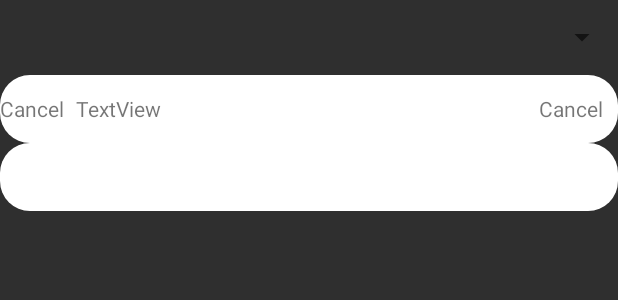
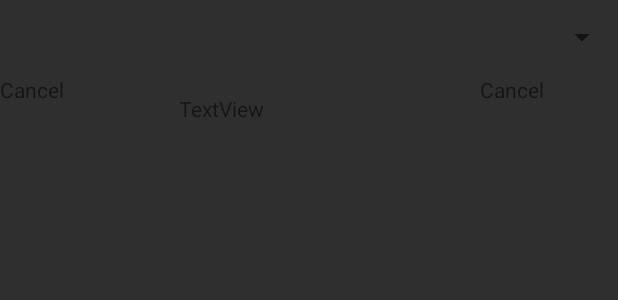
Before and after one commit to ClearHall/SkyMobile_Android, an Android app: the layout progress_report_view.xml on its own in the app's theme, with its tools: preview values and no code run, on a phone screen of 412 x 824 dp. Shown: the top 300 px of the screen. Run offline under Robolectric (Android 15) with nearby library versions, the phone set to English and light mode, and no system bars.

Commit message:
Much Sexy and Much Coloful

```diff
--- a/app/src/main/res/drawable/rounded_row.xml
+++ b/app/src/main/res/drawable/rounded_row.xml
@@ -1,6 +1,5 @@
 <?xml version="1.0" encoding="UTF-8"?>
-<shape xmlns:android="http://schemas.android.com/apk/res/android">
-    <solid android:color="#FFFF"/>
-    <corners android:radius="30px"/>
+<shape xmlns:android="http://schemas.android.com/apk/res/android">>
+    <corners android:radius="7dp"/>
     <padding android:left="0dp" android:top="0dp" android:right="0dp" android:bottom="0dp" />
 </shape>
--- a/app/src/main/res/layout/progress_report_view.xml
+++ b/app/src/main/res/layout/progress_report_view.xml
@@ -13,29 +13,33 @@
             <Spinner
                     android:layout_width="match_parent"
                     android:layout_height="50dp" android:id="@+id/selectable_terms"
-                    android:textColor="@android:color/white" android:spinnerMode="dropdown"/>
+                    android:textColor="@android:color/white" android:spinnerMode="dropdown"
+                    style="@style/SpinnerTheme"/>
             <TableLayout
                     android:layout_width="match_parent"
-                    android:layout_height="fill_parent" android:id="@+id/GradesTable">
+                    android:layout_height="fill_parent" android:id="@+id/GradesTable"
+                    android:stretchColumns="0,1,2">
 
                 <TableRow android:layout_width="wrap_content"
                           android:background="@drawable/rounded_row" android:layout_height="fill_parent"
                           android:minHeight="45dp">
                     <TextView
                             android:text="TextView"
-                            android:layout_width="45dp"
+                            android:layout_width="18dp"
                             android:layout_height="match_parent" android:id="@+id/textView3"
-                            android:gravity="fill_vertical" tools:text="@android:string/no"/>
+                            tools:text="@android:string/no" android:gravity="left"/>
                     <TextView
                             android:text="TextView"
-                            android:layout_width="314dp"
+                            android:layout_width="match_parent"
                             android:layout_height="match_parent" android:id="@+id/textView"
                             android:gravity="center|left" android:paddingLeft="5dp"/>
                     <TextView
                             android:text="TextView"
-                            android:layout_width="wrap_content"
+                            android:layout_width="match_parent"
                             android:layout_height="match_parent" android:id="@+id/textView2"
-                            android:gravity="left|fill_vertical" tools:text="@android:string/no"/>
+                            tools:text="@android:string/no"
+                            android:layout_alignParentEnd="true" android:layout_gravity="center"
+                    />
                 </TableRow>
                 <TableRow android:layout_width="match_parent"
                           android:background="@drawable/rounded_row" android:layout_height="45dp"
--- a/app/src/main/res/values/styles.xml
+++ b/app/src/main/res/values/styles.xml
@@ -7,5 +7,8 @@
         <item name="colorPrimaryDark">@color/colorPrimaryDark</item>
         <item name="colorAccent">@color/colorAccent</item>
     </style>
+    <style name="SpinnerTheme" parent="Theme.AppCompat.Light">
+        <item name="android:textColorPrimary">#FFFF</item>
+    </style>
 
 </resources>
```
Also changed, not shown: app/src/main/java/com/lingfeishengtian/skymobile/ImportantUtilities/UtilsClass/ImportantUtilsiOSPort.kt (added, +22 -0 lines), app/src/main/java/com/lingfeishengtian/skymobile/ViewControllers/GradesRelated/ProgressReportViewController.kt (+78 -17 lines).
